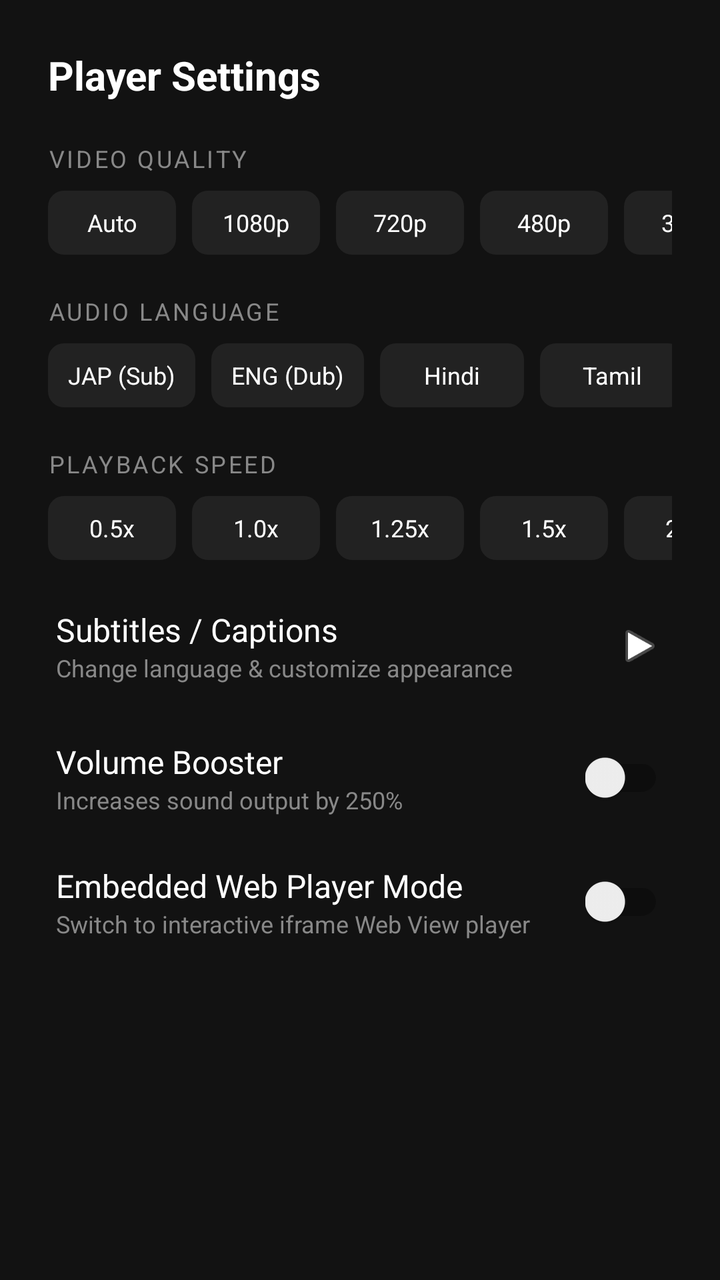
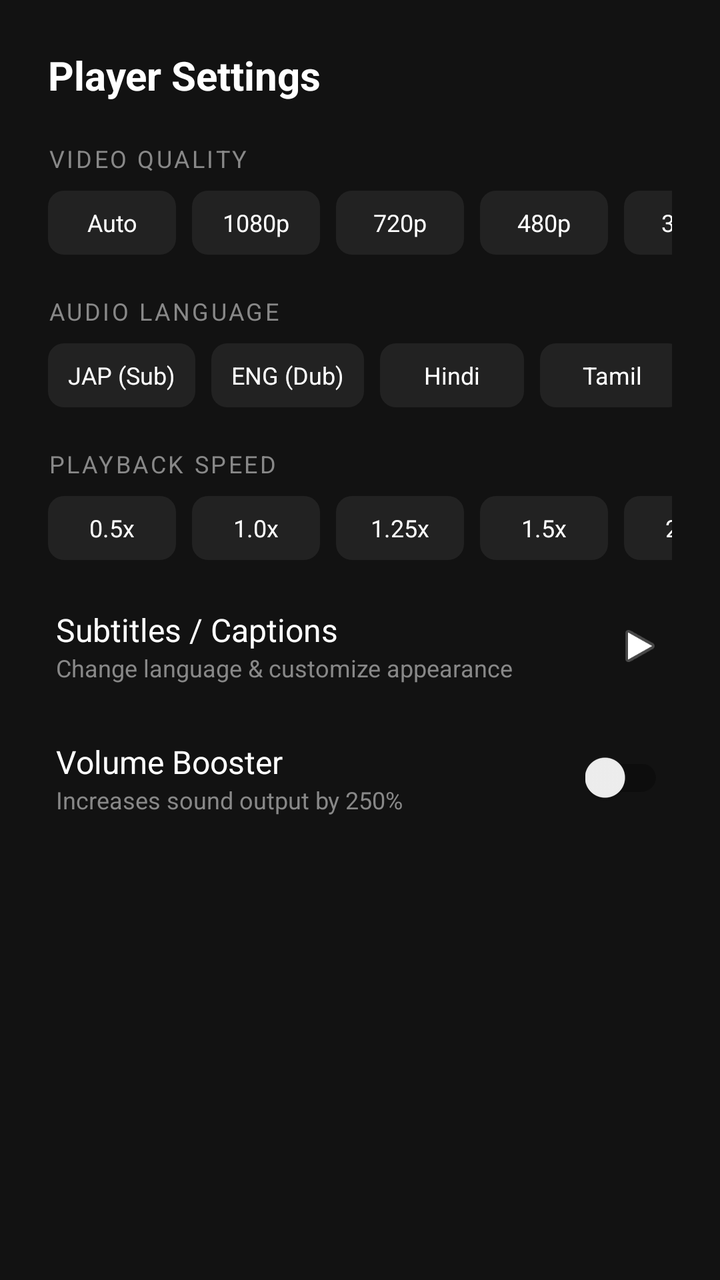

Compare the two renders of this Android layout. The source of the first and the diff that turns it into the second are given below.
<!-- AndroidManifest.xml: application theme AppTheme.NoActionBar -->
<!-- res/layout/settings_bottom_sheet.xml -->
<?xml version="1.0" encoding="utf-8"?>
<androidx.core.widget.NestedScrollView xmlns:android="http://schemas.android.com/apk/res/android"
    xmlns:app="http://schemas.android.com/apk/res-auto"
    android:layout_width="match_parent"
    android:layout_height="wrap_content"
    android:background="#121212">

    <LinearLayout
        android:layout_width="match_parent"
        android:layout_height="wrap_content"
        android:orientation="vertical"
        android:padding="24dp">

        <TextView
            android:layout_width="wrap_content"
            android:layout_height="wrap_content"
            android:text="Player Settings"
            android:textColor="@android:color/white"
            android:textSize="20sp"
            android:textStyle="bold"
            android:layout_marginBottom="20dp" />

        
        <TextView
            android:layout_width="wrap_content"
            android:layout_height="wrap_content"
            android:text="Video Quality"
            android:textColor="#888888"
            android:textSize="12sp"
            android:textAllCaps="true"
            android:letterSpacing="0.1" />

        <HorizontalScrollView
            android:layout_width="match_parent"
            android:layout_height="wrap_content"
            android:scrollbars="none"
            android:layout_marginTop="8dp"
            android:layout_marginBottom="20dp">

            <LinearLayout
                android:id="@+id/quality_container"
                android:layout_width="wrap_content"
                android:layout_height="wrap_content"
                android:orientation="horizontal">

                <TextView android:id="@+id/quality_btn_auto" android:layout_width="wrap_content" android:layout_height="32dp" android:minWidth="64dp" android:text="Auto" android:gravity="center" android:textColor="@android:color/white" android:background="@drawable/speed_btn_bg" android:clickable="true" android:focusable="true" android:layout_marginEnd="8dp" android:textSize="12sp" />
                <TextView android:id="@+id/quality_btn_1080" android:layout_width="wrap_content" android:layout_height="32dp" android:minWidth="64dp" android:text="1080p" android:gravity="center" android:textColor="@android:color/white" android:background="@drawable/speed_btn_bg" android:clickable="true" android:focusable="true" android:layout_marginEnd="8dp" android:textSize="12sp" />
                <TextView android:id="@+id/quality_btn_720" android:layout_width="wrap_content" android:layout_height="32dp" android:minWidth="64dp" android:text="720p" android:gravity="center" android:textColor="@android:color/white" android:background="@drawable/speed_btn_bg" android:clickable="true" android:focusable="true" android:layout_marginEnd="8dp" android:textSize="12sp" />
                <TextView android:id="@+id/quality_btn_480" android:layout_width="wrap_content" android:layout_height="32dp" android:minWidth="64dp" android:text="480p" android:gravity="center" android:textColor="@android:color/white" android:background="@drawable/speed_btn_bg" android:clickable="true" android:focusable="true" android:layout_marginEnd="8dp" android:textSize="12sp" />
                <TextView android:id="@+id/quality_btn_360" android:layout_width="wrap_content" android:layout_height="32dp" android:minWidth="64dp" android:text="360p" android:gravity="center" android:textColor="@android:color/white" android:background="@drawable/speed_btn_bg" android:clickable="true" android:focusable="true" android:textSize="12sp" />
            </LinearLayout>
        </HorizontalScrollView>

        
        <TextView
            android:layout_width="wrap_content"
            android:layout_height="wrap_content"
            android:text="Audio Language"
            android:textColor="#888888"
            android:textSize="12sp"
            android:textAllCaps="true"
            android:letterSpacing="0.1" />

        <HorizontalScrollView
            android:layout_width="match_parent"
            android:layout_height="wrap_content"
            android:scrollbars="none"
            android:layout_marginTop="8dp"
            android:layout_marginBottom="20dp">

            <LinearLayout
                android:id="@+id/audio_container"
                android:layout_width="wrap_content"
                android:layout_height="wrap_content"
                android:orientation="horizontal">

                <TextView android:id="@+id/audio_btn_sub" android:layout_width="wrap_content" android:layout_height="32dp" android:minWidth="72dp" android:paddingStart="10dp" android:paddingEnd="10dp" android:text="JAP (Sub)" android:gravity="center" android:textColor="@android:color/white" android:background="@drawable/speed_btn_bg" android:clickable="true" android:focusable="true" android:layout_marginEnd="8dp" android:textSize="12sp" />
                <TextView android:id="@+id/audio_btn_dub" android:layout_width="wrap_content" android:layout_height="32dp" android:minWidth="72dp" android:paddingStart="10dp" android:paddingEnd="10dp" android:text="ENG (Dub)" android:gravity="center" android:textColor="@android:color/white" android:background="@drawable/speed_btn_bg" android:clickable="true" android:focusable="true" android:layout_marginEnd="8dp" android:textSize="12sp" />
                <TextView android:id="@+id/audio_btn_hin" android:layout_width="wrap_content" android:layout_height="32dp" android:minWidth="72dp" android:paddingStart="10dp" android:paddingEnd="10dp" android:text="Hindi" android:gravity="center" android:textColor="@android:color/white" android:background="@drawable/speed_btn_bg" android:clickable="true" android:focusable="true" android:layout_marginEnd="8dp" android:textSize="12sp" />
                <TextView android:id="@+id/audio_btn_tam" android:layout_width="wrap_content" android:layout_height="32dp" android:minWidth="72dp" android:paddingStart="10dp" android:paddingEnd="10dp" android:text="Tamil" android:gravity="center" android:textColor="@android:color/white" android:background="@drawable/speed_btn_bg" android:clickable="true" android:focusable="true" android:layout_marginEnd="8dp" android:textSize="12sp" />
                <TextView android:id="@+id/audio_btn_tel" android:layout_width="wrap_content" android:layout_height="32dp" android:minWidth="72dp" android:paddingStart="10dp" android:paddingEnd="10dp" android:text="Telugu" android:gravity="center" android:textColor="@android:color/white" android:background="@drawable/speed_btn_bg" android:clickable="true" android:focusable="true" android:layout_marginEnd="8dp" android:textSize="12sp" />
                <TextView android:id="@+id/audio_btn_mal" android:layout_width="wrap_content" android:layout_height="32dp" android:minWidth="72dp" android:paddingStart="10dp" android:paddingEnd="10dp" android:text="Malayalam" android:gravity="center" android:textColor="@android:color/white" android:background="@drawable/speed_btn_bg" android:clickable="true" android:focusable="true" android:layout_marginEnd="8dp" android:textSize="12sp" />
                <TextView android:id="@+id/audio_btn_kan" android:layout_width="wrap_content" android:layout_height="32dp" android:minWidth="72dp" android:paddingStart="10dp" android:paddingEnd="10dp" android:text="Kannada" android:gravity="center" android:textColor="@android:color/white" android:background="@drawable/speed_btn_bg" android:clickable="true" android:focusable="true" android:layout_marginEnd="8dp" android:textSize="12sp" />
                <TextView android:id="@+id/audio_btn_ben" android:layout_width="wrap_content" android:layout_height="32dp" android:minWidth="72dp" android:paddingStart="10dp" android:paddingEnd="10dp" android:text="Bengali" android:gravity="center" android:textColor="@android:color/white" android:background="@drawable/speed_btn_bg" android:clickable="true" android:focusable="true" android:textSize="12sp" />
            </LinearLayout>
        </HorizontalScrollView>

        
        <TextView
            android:layout_width="wrap_content"
            android:layout_height="wrap_content"
            android:text="Playback Speed"
            android:textColor="#888888"
            android:textSize="12sp"
            android:textAllCaps="true"
            android:letterSpacing="0.1" />

        <HorizontalScrollView
            android:layout_width="match_parent"
            android:layout_height="wrap_content"
            android:scrollbars="none"
            android:layout_marginTop="8dp"
            android:layout_marginBottom="20dp">

            <LinearLayout
                android:id="@+id/speed_container"
                android:layout_width="wrap_content"
                android:layout_height="wrap_content"
                android:orientation="horizontal">

                <TextView android:id="@+id/speed_btn_05" android:layout_width="wrap_content" android:layout_height="32dp" android:minWidth="64dp" android:text="0.5x" android:gravity="center" android:textColor="@android:color/white" android:background="@drawable/speed_btn_bg" android:clickable="true" android:focusable="true" android:layout_marginEnd="8dp" android:textSize="12sp" />
                <TextView android:id="@+id/speed_btn_1" android:layout_width="wrap_content" android:layout_height="32dp" android:minWidth="64dp" android:text="1.0x" android:gravity="center" android:textColor="@android:color/white" android:background="@drawable/speed_btn_bg" android:clickable="true" android:focusable="true" android:layout_marginEnd="8dp" android:textSize="12sp" />
                <TextView android:id="@+id/speed_btn_125" android:layout_width="wrap_content" android:layout_height="32dp" android:minWidth="64dp" android:text="1.25x" android:gravity="center" android:textColor="@android:color/white" android:background="@drawable/speed_btn_bg" android:clickable="true" android:focusable="true" android:layout_marginEnd="8dp" android:textSize="12sp" />
                <TextView android:id="@+id/speed_btn_15" android:layout_width="wrap_content" android:layout_height="32dp" android:minWidth="64dp" android:text="1.5x" android:gravity="center" android:textColor="@android:color/white" android:background="@drawable/speed_btn_bg" android:clickable="true" android:focusable="true" android:layout_marginEnd="8dp" android:textSize="12sp" />
                <TextView android:id="@+id/speed_btn_2" android:layout_width="wrap_content" android:layout_height="32dp" android:minWidth="64dp" android:text="2.0x" android:gravity="center" android:textColor="@android:color/white" android:background="@drawable/speed_btn_bg" android:clickable="true" android:focusable="true" android:textSize="12sp" />
            </LinearLayout>
        </HorizontalScrollView>

        
        <RelativeLayout
            android:id="@+id/btn_open_captions_sheet"
            android:layout_width="match_parent"
            android:layout_height="wrap_content"
            android:layout_marginBottom="20dp"
            android:background="?attr/selectableItemBackground"
            android:clickable="true"
            android:focusable="true"
            android:padding="4dp">
            <LinearLayout
                android:layout_width="wrap_content"
                android:layout_height="wrap_content"
                android:orientation="vertical">
                <TextView
                    android:layout_width="wrap_content"
                    android:layout_height="wrap_content"
                    android:text="Subtitles / Captions"
                    android:textColor="@android:color/white"
                    android:textSize="16sp" />
                <TextView
                    android:layout_width="wrap_content"
                    android:layout_height="wrap_content"
                    android:text="Change language &amp; customize appearance"
                    android:textColor="#888888"
                    android:textSize="12sp" />
            </LinearLayout>

            <ImageView
                android:layout_width="24dp"
                android:layout_height="24dp"
                android:layout_alignParentEnd="true"
                android:layout_centerVertical="true"
                android:src="@android:drawable/ic_media_play"
                app:tint="#888888" />
        </RelativeLayout>

        
        <RelativeLayout
            android:id="@+id/container_volume_boost"
            android:layout_width="match_parent"
            android:layout_height="wrap_content"
            android:layout_marginBottom="16dp"
            android:padding="4dp">
            <LinearLayout
                android:layout_width="wrap_content"
                android:layout_height="wrap_content"
                android:orientation="vertical">
                <TextView
                    android:layout_width="wrap_content"
                    android:layout_height="wrap_content"
                    android:text="Volume Booster"
                    android:textColor="@android:color/white"
                    android:textSize="16sp" />
                <TextView
                    android:layout_width="wrap_content"
                    android:layout_height="wrap_content"
                    android:text="Increases sound output by 250%"
                    android:textColor="#888888"
                    android:textSize="12sp" />
            </LinearLayout>

            <androidx.appcompat.widget.SwitchCompat
                android:id="@+id/switch_volume_boost"
                android:layout_width="wrap_content"
                android:layout_height="wrap_content"
                android:layout_alignParentEnd="true"
                android:layout_centerVertical="true" />
        </RelativeLayout>

        
        <RelativeLayout
            android:id="@+id/container_player_engine"
            android:layout_width="match_parent"
            android:layout_height="wrap_content"
            android:layout_marginBottom="12dp"
            android:padding="4dp">
            <LinearLayout
                android:layout_width="wrap_content"
                android:layout_height="wrap_content"
                android:orientation="vertical">
                <TextView
                    android:id="@+id/text_engine_title"
                    android:layout_width="wrap_content"
                    android:layout_height="wrap_content"
                    android:text="Embedded Web Player Mode"
                    android:textColor="@android:color/white"
                    android:textSize="16sp" />
                <TextView
                    android:id="@+id/text_engine_desc"
                    android:layout_width="wrap_content"
                    android:layout_height="wrap_content"
                    android:text="Switch to interactive iframe Web View player"
                    android:textColor="#888888"
                    android:textSize="12sp" />
            </LinearLayout>

            <androidx.appcompat.widget.SwitchCompat
                android:id="@+id/switch_player_engine"
                android:layout_width="wrap_content"
                android:layout_height="wrap_content"
                android:layout_alignParentEnd="true"
                android:layout_centerVertical="true" />
        </RelativeLayout>

    </LinearLayout>
</androidx.core.widget.NestedScrollView>
<!-- resources referenced by this layout -->
<resources>
  <!-- drawable speed_btn_bg (drawable) -->
  <?xml version="1.0" encoding="utf-8"?>
  <shape xmlns:android="http://schemas.android.com/apk/res/android">
      <solid android:color="#222222" />
      <corners android:radius="8dp" />
  </shape>
  <style name="AppTheme.NoActionBar" parent="Theme.AppCompat.DayNight.NoActionBar">
          <item name="windowActionBar">false</item>
          <item name="windowNoTitle">true</item>
          <item name="android:windowBackground">#020005</item>
      </style>
</resources>

<!-- the commit's change to res/layout/settings_bottom_sheet.xml (unified diff, before → after) -->
@@ -187,39 +187,5 @@
         </RelativeLayout>
 
         
-        <RelativeLayout
-            android:id="@+id/container_player_engine"
-            android:layout_width="match_parent"
-            android:layout_height="wrap_content"
-            android:layout_marginBottom="12dp"
-            android:padding="4dp">
-            <LinearLayout
-                android:layout_width="wrap_content"
-                android:layout_height="wrap_content"
-                android:orientation="vertical">
-                <TextView
-                    android:id="@+id/text_engine_title"
-                    android:layout_width="wrap_content"
-                    android:layout_height="wrap_content"
-                    android:text="Embedded Web Player Mode"
-                    android:textColor="@android:color/white"
-                    android:textSize="16sp" />
-                <TextView
-                    android:id="@+id/text_engine_desc"
-                    android:layout_width="wrap_content"
-                    android:layout_height="wrap_content"
-                    android:text="Switch to interactive iframe Web View player"
-                    android:textColor="#888888"
-                    android:textSize="12sp" />
-            </LinearLayout>
-
-            <androidx.appcompat.widget.SwitchCompat
-                android:id="@+id/switch_player_engine"
-                android:layout_width="wrap_content"
-                android:layout_height="wrap_content"
-                android:layout_alignParentEnd="true"
-                android:layout_centerVertical="true" />
-        </RelativeLayout>
-
     </LinearLayout>
 </androidx.core.widget.NestedScrollView>
